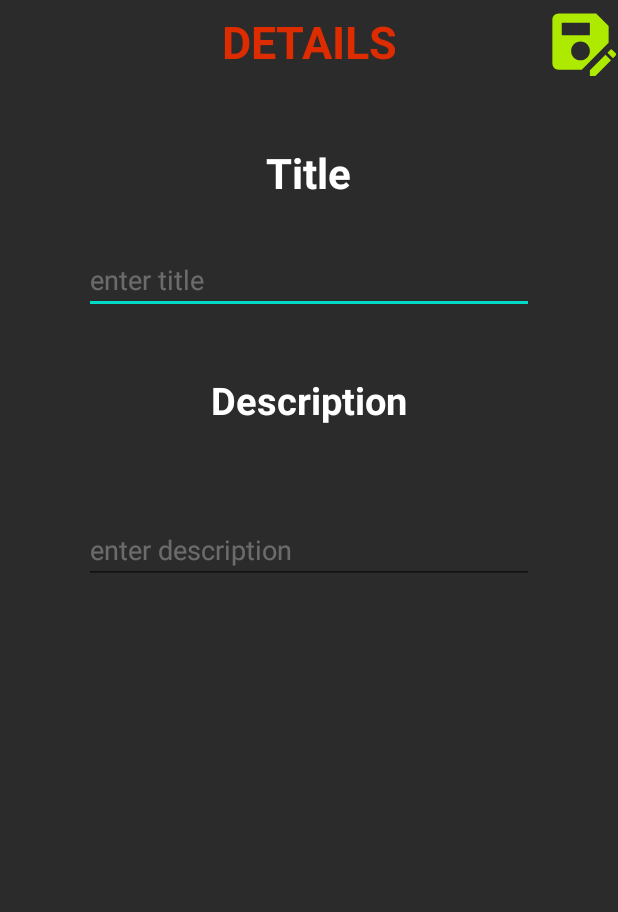
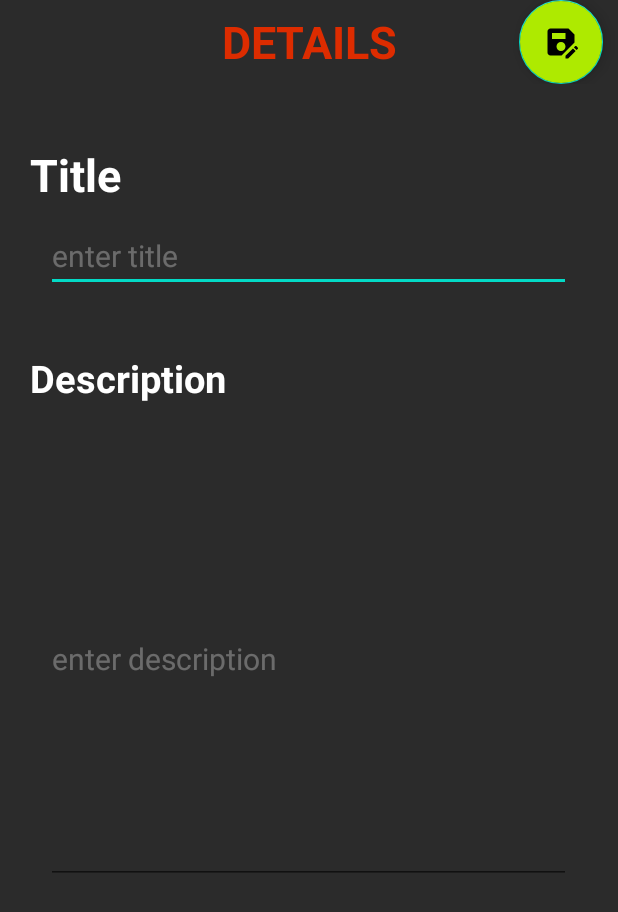
Before and after one commit to souvik757/Reminder, an Android app: the NotesDetails screen opened directly, with no data from a screen before it, on a phone screen of 412 x 824 dp. Shown: the top 912 px of the screen. Run offline under Robolectric (Android 15) with nearby library versions, the phone set to English and light mode, and no system bars.

Commit message:
- commit -- push

```diff
--- a/app/src/main/java/com/example/reminder/NotesDetails.java
+++ b/app/src/main/java/com/example/reminder/NotesDetails.java
@@ -10,6 +10,7 @@ import android.widget.Button;
 import android.widget.EditText;
 import android.widget.Toast;
 
+import com.google.android.material.floatingactionbutton.FloatingActionButton;
 import com.google.android.material.snackbar.Snackbar;
 
 import java.util.Date;
@@ -19,7 +20,7 @@ public class NotesDetails extends AppCompatActivity {
     private EditText _for_DESCRIPTION_ ;
     private ModelNotes modelNotes ;
     Button _del_btn_ ;
-    Button _save_ ;
+    FloatingActionButton _save_ ;
 
     @Override
     protected void onCreate(Bundle savedInstanceState) {
--- a/app/src/main/res/layout/activity_notes_details.xml
+++ b/app/src/main/res/layout/activity_notes_details.xml
@@ -25,53 +25,55 @@
             android:textSize="30sp"
             android:textStyle="bold" />
 
-        <androidx.appcompat.widget.AppCompatButton
+        <com.google.android.material.floatingactionbutton.FloatingActionButton
             android:id="@+id/_save_new_entry_"
-            android:layout_width="50dp"
-            android:layout_height="50dp"
+            android:layout_width="wrap_content"
+            android:layout_height="wrap_content"
             android:layout_gravity="end"
-            android:background="@drawable/baseline_save_as_24"
+            android:layout_marginRight="10dp"
+            android:src="@drawable/baseline_save_as_24"
             android:backgroundTint="#AEEA00" />
     </androidx.appcompat.widget.Toolbar>
 
     <TextView
         android:layout_width="wrap_content"
         android:layout_height="wrap_content"
-        android:layout_gravity="center"
+        android:layout_marginLeft="20dp"
         android:text="Title"
         android:textColor="@color/white"
-        android:textSize="28sp"
+        android:textSize="30sp"
         android:textStyle="bold"
         android:layout_marginTop="40dp"/>
     <EditText
         android:id="@+id/_edit_title_"
-        android:layout_width="300dp"
+        android:layout_width="350dp"
         android:hint="enter title"
         android:textColorHint="#4DFFFFFF"
         android:layout_height="wrap_content"
-        android:layout_marginTop="30dp"
+        android:layout_marginTop="10dp"
+        android:textSize="20dp"
         android:layout_gravity="center"
         android:textColor="#FFD600"
         android:maxLines="1"/>
     <TextView
         android:layout_width="wrap_content"
         android:layout_height="wrap_content"
-        android:layout_gravity="center"
         android:text="Description"
+        android:layout_marginLeft="20dp"
         android:textColor="@color/white"
         android:textSize="25sp"
         android:textStyle="bold"
         android:layout_marginTop="40dp"/>
     <EditText
         android:id="@+id/_edit_description_"
-        android:layout_width="300dp"
-        android:layout_height="wrap_content"
+        android:layout_width="350dp"
+        android:layout_height="300dp"
         android:hint="enter description"
+        android:textSize="20dp"
         android:textColorHint="#4DFFFFFF"
-        android:layout_marginTop="60dp"
+        android:layout_marginTop="20dp"
         android:layout_gravity="center"
-        android:textColor="#FFD600"
-        android:maxLines="4"/>
+        android:textColor="#FFD600"/>
     <androidx.appcompat.widget.AppCompatButton
         android:id="@+id/_DEL_"
         android:onClick="deleteNote"
```
Also changed, not shown: app/src/main/java/com/example/reminder/MainActivity.java (+20 -12 lines), app/src/main/res/layout/activity_main.xml (+8 -12 lines), app/src/main/res/layout/notes_cell.xml (+6 -6 lines), 2 other files.
